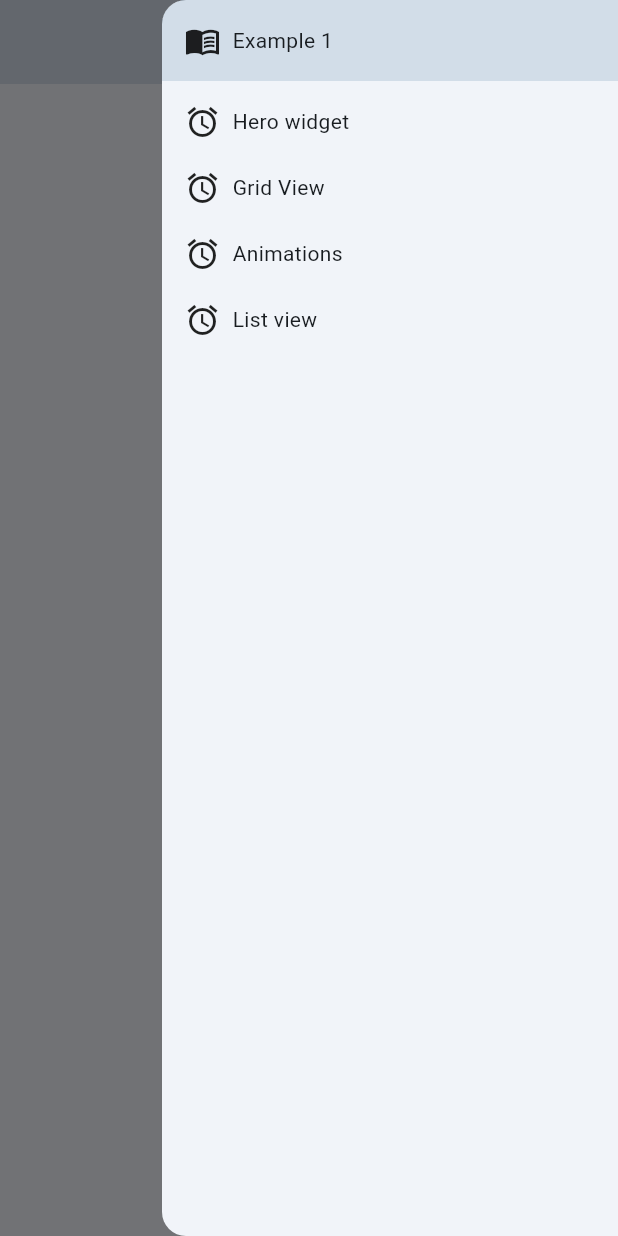
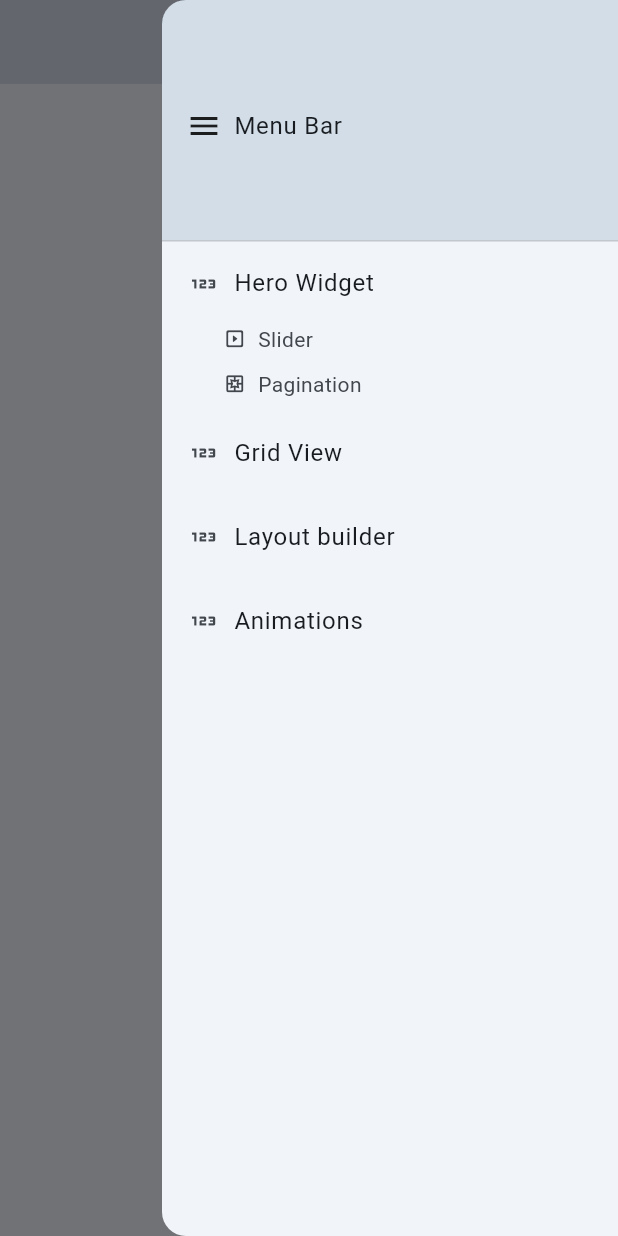
Before and after one commit to priya31-prog/flutter_practice, a Flutter app: the screen it shows after launch, with the side drawer open, on a phone screen of 412 x 824 dp. Run offline on Flutter 3.47's test engine with Material 3 defaults, Android fonts, the phone set to English and light mode, and no system bars.

Commit message:
changes in enddrawer using list tile

```diff
--- a/isolates_mixins/lib/mixins/left_drawer_menu.dart
+++ b/isolates_mixins/lib/mixins/left_drawer_menu.dart
@@ -2,53 +2,89 @@ import 'package:flutter/material.dart';
 
 mixin DrawerMixin {
   Widget drawerWidget(BuildContext context) {
-    return Column(
+    return ListView(
       children: [
-        Container(
-          padding: EdgeInsets.all(15),
-          // alignment: Alignment.bottomRight,
+        DrawerHeader(
+          decoration: BoxDecoration(
             color: Theme.of(context).primaryColor.withAlpha(40),
+          ),
           child: textIconButton(
-            icon: Icons.menu_book_outlined,
-            text: 'Example 1',
-            iconBtnPress: () {
-              Navigator.pop(context);
-            },
+            icon: Icons.menu,
+            text: 'Menu Bar',
+            iconBtnPress: () => Navigator.pop(context),
           ),
         ),
-        Padding(
-          padding: const EdgeInsets.all(15.0),
-          //convert this column into a listview
+
+        ListTile(
+          title: textIconButton(icon: Icons.onetwothree, text: 'Hero Widget'),
+          subtitle: Padding(
+            padding: const EdgeInsets.only(left: 25, top: 15),
             child: Column(
-            spacing: 20,
+              spacing: 10,
               children: [
-              // SizedBox(height: 20),
                 textIconButton(
-                icon: Icons.access_alarm_outlined,
-                text: 'Hero widget',
+                  icon: Icons.slideshow_rounded,
+                  text: 'Slider',
+                  iconSize: 15,
                 ),
-              // SizedBox(height: 20),
                 textIconButton(
-                icon: Icons.access_alarm_outlined,
-                text: 'Grid View',
-              ),
-              // SizedBox(height: 20),
-              textIconButton(
-                icon: Icons.access_alarm_outlined,
-                text: 'Animations',
-              ),
-              // SizedBox(height: 20),
-              textIconButton(
-                icon: Icons.access_alarm_outlined,
-                text: 'List view',
+                  icon: Icons.pages_outlined,
+                  text: 'Pagination',
+                  iconSize: 15,
                 ),
               ],
             ),
           ),
-
-        // IconButton(onPressed: () {}, icon: Icon(Icons.one_k_plus_outlined)),
+        ),
+        ListTile(
+          title: textIconButton(icon: Icons.onetwothree, text: 'Grid View'),
+        ),
+        ListTile(
+          title: textIconButton(
+            icon: Icons.onetwothree,
+            text: 'Layout builder',
+          ),
+        ),
+        ListTile(
+          title: textIconButton(icon: Icons.onetwothree, text: 'Animations'),
+        ),
       ],
     );
+
+    // Column(
+    //   mainAxisSize: MainAxisSize.min,
+    //   crossAxisAlignment: CrossAxisAlignment.center,
+    //   children: [
+    //     Container(
+    //       padding: EdgeInsets.all(15),
+    //       // alignment: Alignment.bottomRight,
+    //       color: Theme.of(context).primaryColor.withAlpha(40),
+    //       child: textIconButton(
+    //         icon: Icons.menu_book_outlined,
+    //         text: 'Example 1',
+    //         iconBtnPress: () {
+    //           Navigator.pop(context);
+    //         },
+    //       ),
+    //     ),
+
+    //     Column(children: [Container()]),
+    //     // Container(
+    //     //   height: 400,
+    //     //   child: ListView.builder(
+    //     //     itemBuilder: (BuildContext context, int index) {
+    //     //       return textIconButton(
+    //     //         icon: Icons.access_alarm,
+    //     //         text: 'Hero Widget',
+    //     //       );
+    //     //     },
+    //     //     itemCount: 4,
+    //     //   ),
+    //     // ),
+
+    //     // IconButton(onPressed: () {}, icon: Icon(Icons.one_k_plus_outlined)),
+    //   ],
+    // );
   }
 }
 
@@ -57,11 +93,29 @@ Widget textIconButton({
   required IconData icon,
   required String text,
   TextStyle? textStyle,
+  double? iconSize,
 }) {
   return InkWell(
     onTap: iconBtnPress,
     child: Row(
-      children: [Icon(icon), SizedBox(width: 8), Text(text, style: textStyle)],
+      children: [
+        Icon(icon, size: iconSize),
+        SizedBox(width: 8),
+        Text(text, style: textStyle),
+      ],
     ),
   );
 }
+
+// Widget textIconButton({
+//   required IconData icon,
+//   required String text,
+//   VoidCallback? iconBtnPress,
+//   TextStyle? style,
+// }) {
+//   return TextButton.icon(
+//     onPressed: iconBtnPress, // Provide an onPressed callback
+//     icon: Icon(icon),
+//     label: Text(text, style: style),
+//   );
+// }
```
Also changed, not shown: 1 other file. Lines whose indentation alone changed are shown as unchanged.
